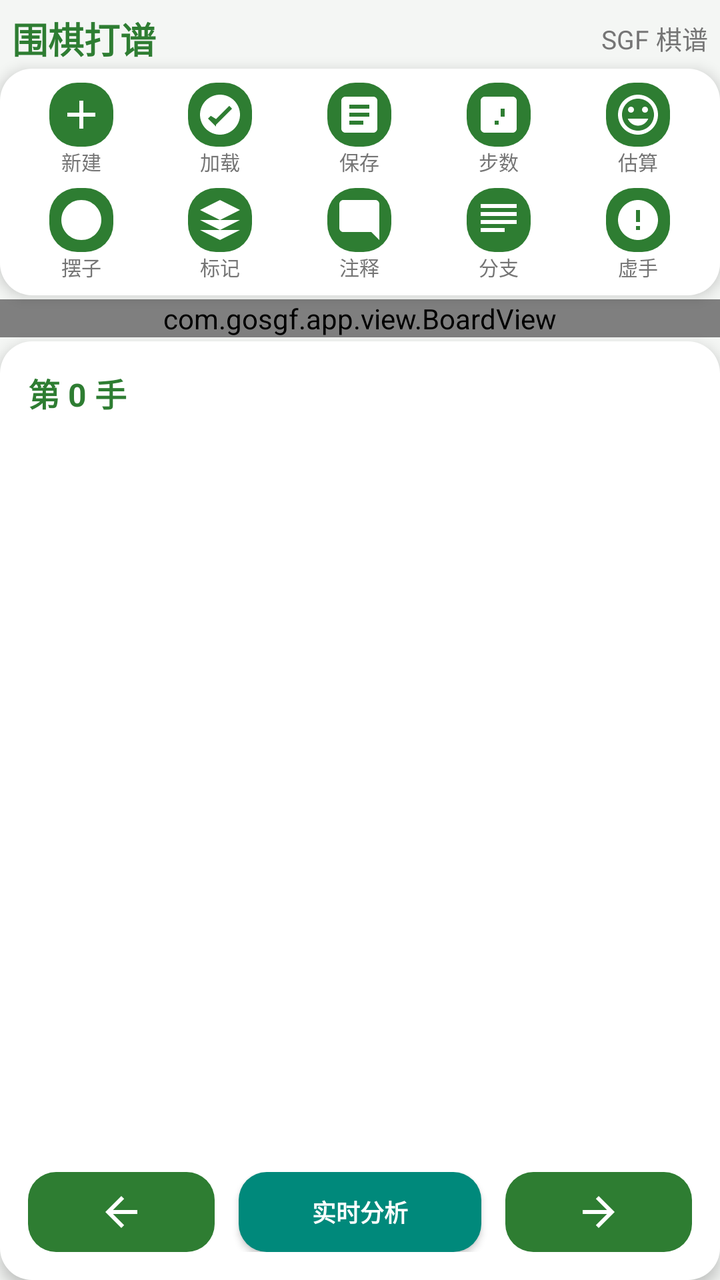
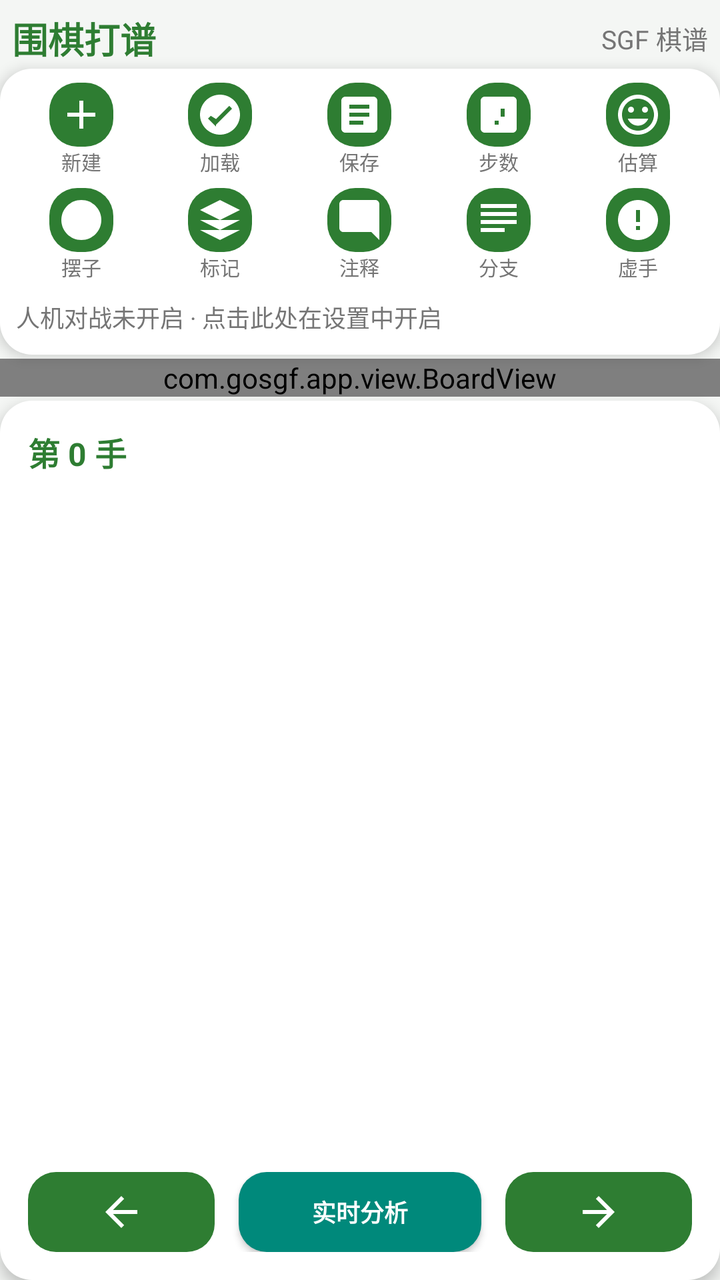

The first picture is an Android layout as it rendered before a commit; the second is the same layout after the commit. The layout source and the unified diff follow.
<!-- AndroidManifest.xml: application theme Theme.GoRecordApp -->
<!-- res/layout/activity_main.xml -->
<?xml version="1.0" encoding="utf-8"?>
<LinearLayout xmlns:android="http://schemas.android.com/apk/res/android"
    xmlns:tools="http://schemas.android.com/tools"
    android:layout_width="match_parent"
    android:layout_height="match_parent"
    android:orientation="vertical"
    android:background="@color/background"
    android:paddingLeft="0dp"
    android:paddingRight="0dp"
    android:paddingTop="6dp"
    android:paddingBottom="0dp"
    tools:context=".MainActivity">

    
    <LinearLayout
        android:layout_width="match_parent"
        android:layout_height="wrap_content"
        android:orientation="horizontal"
        android:gravity="center_vertical"
        android:paddingHorizontal="6dp"
        android:layout_marginBottom="2dp">

        <TextView
            android:layout_width="0dp"
            android:layout_height="wrap_content"
            android:layout_weight="1"
            android:text="@string/app_name"
            android:textSize="18sp"
            android:textStyle="bold"
            android:textColor="@color/colorPrimary" />

        <TextView
            android:layout_width="wrap_content"
            android:layout_height="wrap_content"
            android:text="SGF 棋谱"
            android:textSize="13sp"
            android:textColor="@color/text_secondary" />
    </LinearLayout>

    
    <LinearLayout
        android:layout_width="match_parent"
        android:layout_height="wrap_content"
        android:orientation="vertical"
        android:background="@drawable/bg_card"
        android:elevation="4dp"
        android:padding="6dp"
        android:layout_marginBottom="2dp">

        <LinearLayout
            android:layout_width="match_parent"
            android:layout_height="wrap_content"
            android:orientation="horizontal"
            android:weightSum="5"
            android:layout_marginBottom="4dp">

            <LinearLayout
                android:layout_width="0dp"
                android:layout_height="wrap_content"
                android:layout_weight="1"
                android:orientation="vertical"
                android:gravity="center"
                android:padding="1dp">
                <ImageButton
                    android:id="@+id/btn_new"
                    android:layout_width="32dp"
                    android:layout_height="32dp"
                    android:background="@drawable/btn_secondary"
                    android:src="@drawable/ic_new"
                    android:scaleType="centerInside"
                    android:contentDescription="@string/new_game"
                    android:layout_marginBottom="0dp" />
                <TextView
                    android:layout_width="wrap_content"
                    android:layout_height="wrap_content"
                    android:text="@string/new_game"
                    android:textSize="10sp"
                    android:textColor="@color/text_secondary" />
            </LinearLayout>

            <LinearLayout
                android:layout_width="0dp"
                android:layout_height="wrap_content"
                android:layout_weight="1"
                android:orientation="vertical"
                android:gravity="center"
                android:padding="1dp">
                <ImageButton
                    android:id="@+id/btn_load"
                    android:layout_width="32dp"
                    android:layout_height="32dp"
                    android:background="@drawable/btn_secondary"
                    android:src="@drawable/ic_load"
                    android:scaleType="centerInside"
                    android:contentDescription="@string/load_game"
                    android:layout_marginBottom="0dp" />
                <TextView
                    android:layout_width="wrap_content"
                    android:layout_height="wrap_content"
                    android:text="@string/load_game"
                    android:textSize="10sp"
                    android:textColor="@color/text_secondary" />
            </LinearLayout>

            <LinearLayout
                android:layout_width="0dp"
                android:layout_height="wrap_content"
                android:layout_weight="1"
                android:orientation="vertical"
                android:gravity="center"
                android:padding="1dp">
                <ImageButton
                    android:id="@+id/btn_save"
                    android:layout_width="32dp"
                    android:layout_height="32dp"
                    android:background="@drawable/btn_secondary"
                    android:src="@drawable/ic_save"
                    android:scaleType="centerInside"
                    android:contentDescription="@string/save_game"
                    android:layout_marginBottom="0dp" />
                <TextView
                    android:layout_width="wrap_content"
                    android:layout_height="wrap_content"
                    android:text="@string/save_game"
                    android:textSize="10sp"
                    android:textColor="@color/text_secondary" />
            </LinearLayout>

            <LinearLayout
                android:layout_width="0dp"
                android:layout_height="wrap_content"
                android:layout_weight="1"
                android:orientation="vertical"
                android:gravity="center"
                android:padding="1dp">
                <ImageButton
                    android:id="@+id/btn_show_numbers"
                    android:layout_width="32dp"
                    android:layout_height="32dp"
                    android:background="@drawable/btn_secondary"
                    android:src="@drawable/ic_number"
                    android:scaleType="centerInside"
                    android:contentDescription="@string/show_numbers"
                    android:layout_marginBottom="0dp" />
                <TextView
                    android:layout_width="wrap_content"
                    android:layout_height="wrap_content"
                    android:text="@string/show_numbers"
                    android:textSize="10sp"
                    android:textColor="@color/text_secondary" />
            </LinearLayout>

            <LinearLayout
                android:layout_width="0dp"
                android:layout_height="wrap_content"
                android:layout_weight="1"
                android:orientation="vertical"
                android:gravity="center"
                android:padding="1dp">
                <ImageButton
                    android:id="@+id/btn_score"
                    android:layout_width="32dp"
                    android:layout_height="32dp"
                    android:background="@drawable/btn_secondary"
                    android:src="@drawable/ic_score"
                    android:scaleType="centerInside"
                    android:contentDescription="@string/estimate"
                    android:layout_marginBottom="0dp" />
                <TextView
                    android:layout_width="wrap_content"
                    android:layout_height="wrap_content"
                    android:text="@string/estimate"
                    android:textSize="10sp"
                    android:textColor="@color/text_secondary" />
            </LinearLayout>
        </LinearLayout>

        <LinearLayout
            android:layout_width="match_parent"
            android:layout_height="wrap_content"
            android:orientation="horizontal"
            android:weightSum="5">

            <LinearLayout
                android:layout_width="0dp"
                android:layout_height="wrap_content"
                android:layout_weight="1"
                android:orientation="vertical"
                android:gravity="center"
                android:padding="1dp">
                <ImageButton
                    android:id="@+id/btn_place"
                    android:layout_width="32dp"
                    android:layout_height="32dp"
                    android:background="@drawable/btn_secondary"
                    android:src="@drawable/ic_place"
                    android:scaleType="centerInside"
                    android:contentDescription="@string/place_stones"
                    android:layout_marginBottom="0dp" />
                <TextView
                    android:id="@+id/btn_place_label"
                    android:layout_width="wrap_content"
                    android:layout_height="wrap_content"
                    android:text="@string/place_stones"
                    android:textSize="10sp"
                    android:textColor="@color/text_secondary" />
            </LinearLayout>

            <LinearLayout
                android:layout_width="0dp"
                android:layout_height="wrap_content"
                android:layout_weight="1"
                android:orientation="vertical"
                android:gravity="center"
                android:padding="1dp">
                <ImageButton
                    android:id="@+id/btn_mark"
                    android:layout_width="32dp"
                    android:layout_height="32dp"
                    android:background="@drawable/btn_secondary"
                    android:src="@drawable/ic_mark"
                    android:scaleType="centerInside"
                    android:contentDescription="@string/mark"
                    android:layout_marginBottom="0dp" />
                <TextView
                    android:layout_width="wrap_content"
                    android:layout_height="wrap_content"
                    android:text="@string/mark"
                    android:textSize="10sp"
                    android:textColor="@color/text_secondary" />
            </LinearLayout>

            <LinearLayout
                android:layout_width="0dp"
                android:layout_height="wrap_content"
                android:layout_weight="1"
                android:orientation="vertical"
                android:gravity="center"
                android:padding="1dp">
                <ImageButton
                    android:id="@+id/btn_comment"
                    android:layout_width="32dp"
                    android:layout_height="32dp"
                    android:background="@drawable/btn_secondary"
                    android:src="@drawable/ic_comment"
                    android:scaleType="centerInside"
                    android:contentDescription="@string/comment"
                    android:layout_marginBottom="0dp" />
                <TextView
                    android:layout_width="wrap_content"
                    android:layout_height="wrap_content"
                    android:text="@string/comment"
                    android:textSize="10sp"
                    android:textColor="@color/text_secondary" />
            </LinearLayout>

            <LinearLayout
                android:layout_width="0dp"
                android:layout_height="wrap_content"
                android:layout_weight="1"
                android:orientation="vertical"
                android:gravity="center"
                android:padding="1dp">
                <ImageButton
                    android:id="@+id/btn_delete_branch"
                    android:layout_width="32dp"
                    android:layout_height="32dp"
                    android:background="@drawable/btn_secondary"
                    android:src="@drawable/ic_branch"
                    android:scaleType="centerInside"
                    android:contentDescription="@string/branch"
                    android:layout_marginBottom="0dp" />
                <TextView
                    android:layout_width="wrap_content"
                    android:layout_height="wrap_content"
                    android:text="@string/branch"
                    android:textSize="10sp"
                    android:textColor="@color/text_secondary" />
            </LinearLayout>

            <LinearLayout
                android:layout_width="0dp"
                android:layout_height="wrap_content"
                android:layout_weight="1"
                android:orientation="vertical"
                android:gravity="center"
                android:padding="1dp">
                <ImageButton
                    android:id="@+id/btn_pass"
                    android:layout_width="32dp"
                    android:layout_height="32dp"
                    android:background="@drawable/btn_secondary"
                    android:src="@drawable/ic_pass"
                    android:scaleType="centerInside"
                    android:contentDescription="@string/pass"
                    android:layout_marginBottom="0dp" />
                <TextView
                    android:layout_width="wrap_content"
                    android:layout_height="wrap_content"
                    android:text="@string/pass"
                    android:textSize="10sp"
                    android:textColor="@color/text_secondary" />
            </LinearLayout>
        </LinearLayout>
    </LinearLayout>

    
    <LinearLayout
        android:layout_width="match_parent"
        android:layout_height="0dp"
        android:layout_weight="1"
        android:orientation="vertical">

        <com.gosgf.app.view.BoardView
            android:id="@+id/boardView"
            android:layout_width="match_parent"
            android:layout_height="wrap_content"
            android:layout_gravity="center_horizontal" />

        
        <LinearLayout
            android:layout_width="match_parent"
            android:layout_height="0dp"
            android:layout_weight="1"
            android:orientation="vertical"
            android:background="@drawable/bg_card"
            android:elevation="4dp"
            android:padding="14dp"
            android:layout_marginTop="2dp">

            <TextView
                android:id="@+id/moveCountText"
                android:layout_width="match_parent"
                android:layout_height="wrap_content"
                android:text="第 0 手"
                android:textSize="16sp"
                android:textStyle="bold"
                android:textColor="@color/colorPrimary" />

            <ScrollView
                android:id="@+id/commentScrollView"
                android:layout_width="match_parent"
                android:layout_height="0dp"
                android:layout_weight="1"
                android:layout_marginTop="8dp">

                <TextView
                    android:id="@+id/commentText"
                    android:layout_width="match_parent"
                    android:layout_height="wrap_content"
                    android:textSize="15sp"
                    android:textColor="@color/text_primary"
                    android:lineSpacingExtra="2dp" />
            </ScrollView>

            
            <LinearLayout
                android:layout_width="match_parent"
                android:layout_height="wrap_content"
                android:orientation="horizontal"
                android:gravity="center"
                android:layout_marginTop="12dp">

                <ImageButton
                    android:id="@+id/btn_previous"
                    android:layout_width="0dp"
                    android:layout_height="40dp"
                    android:layout_weight="1"
                    android:layout_marginEnd="6dp"
                    android:background="@drawable/btn_secondary"
                    android:backgroundTint="@null"
                    android:src="@drawable/ic_previous"
                    android:scaleType="centerInside"
                    android:contentDescription="@string/action_previous" />

                <Button
                    android:id="@+id/btn_engine_analyze"
                    android:layout_width="0dp"
                    android:layout_height="40dp"
                    android:layout_weight="1.3"
                    android:layout_marginHorizontal="6dp"
                    android:background="@drawable/btn_primary"
                    android:text="@string/menu_engine_live_off"
                    android:textSize="12sp"
                    android:textStyle="bold"
                    android:textColor="@android:color/white" />

                <ImageButton
                    android:id="@+id/btn_next"
                    android:layout_width="0dp"
                    android:layout_height="40dp"
                    android:layout_weight="1"
                    android:layout_marginStart="6dp"
                    android:background="@drawable/btn_secondary"
                    android:backgroundTint="@null"
                    android:src="@drawable/ic_next"
                    android:scaleType="centerInside"
                    android:contentDescription="@string/action_next" />
            </LinearLayout>
        </LinearLayout>
    </LinearLayout>

</LinearLayout>
<!-- resources referenced by this layout -->
<resources>
  <color name="background">#F4F6F4</color>
  <color name="colorPrimary">#2E7D32</color>
  <color name="text_primary">#212121</color>
  <color name="text_secondary">#757575</color>
  <!-- drawable bg_card (drawable) -->
  <?xml version="1.0" encoding="utf-8"?>
  <shape xmlns:android="http://schemas.android.com/apk/res/android"
      android:shape="rectangle">
      <solid android:color="@android:color/white"/>
      <corners android:radius="16dp"/>
  </shape>
  <!-- drawable ic_branch (drawable) -->
  <vector xmlns:android="http://schemas.android.com/apk/res/android"
      android:width="24dp"
      android:height="24dp"
      android:viewportWidth="24"
      android:viewportHeight="24">
      <path
          android:fillColor="@color/icon_color"
          android:pathData="M3 12h18v2H3zm0-8h18v2H3zm0 4h18v2H3zm0 8h12v2H3z"/>
  </vector>
  <!-- drawable ic_mark (drawable) -->
  <vector xmlns:android="http://schemas.android.com/apk/res/android"
      android:width="24dp"
      android:height="24dp"
      android:viewportWidth="24"
      android:viewportHeight="24">
      <path
          android:fillColor="@color/icon_color"
          android:pathData="M12 2L2 7l10 5 10-5-10-5zM2 17l10 5 10-5M2 12l10 5 10-5"/>
  </vector>
  <!-- drawable ic_new (drawable) -->
  <vector xmlns:android="http://schemas.android.com/apk/res/android"
      android:width="24dp"
      android:height="24dp"
      android:viewportWidth="24"
      android:viewportHeight="24">
      <path
          android:fillColor="@color/icon_color"
          android:pathData="M19 13h-6v6h-2v-6H5v-2h6V5h2v6h6v2z"/>
  </vector>
  <!-- drawable ic_next (drawable) -->
  <vector xmlns:android="http://schemas.android.com/apk/res/android"
      android:width="24dp"
      android:height="24dp"
      android:viewportWidth="24"
      android:viewportHeight="24">
      <path
          android:fillColor="@color/icon_color"
          android:pathData="M12 4l-1.41 1.41L16.17 11H4v2h12.17l-5.58 5.59L12 20l8-8z"/>
  </vector>
  <!-- drawable ic_place (drawable) -->
  <vector xmlns:android="http://schemas.android.com/apk/res/android"
      android:width="24dp"
      android:height="24dp"
      android:viewportWidth="24"
      android:viewportHeight="24">
      <path
          android:fillColor="@color/icon_color"
          android:pathData="M12 2C6.48 2 2 6.48 2 12s4.48 10 10 10 10-4.48 10-10S17.52 2 12 2z"/>
  </vector>
  <!-- drawable ic_previous (drawable) -->
  <vector xmlns:android="http://schemas.android.com/apk/res/android"
      android:width="24dp"
      android:height="24dp"
      android:viewportWidth="24"
      android:viewportHeight="24">
      <path
          android:fillColor="@color/icon_color"
          android:pathData="M20 11H7.83l5.59-5.59L12 4l-8 8 8 8 1.41-1.41L7.83 13H20z"/>
  </vector>
  <string name="action_next">下一步</string>
  <string name="action_previous">上一步</string>
  <string name="app_name">围棋打谱</string>
  <string name="branch">分支</string>
  <string name="comment">注释</string>
  <string name="estimate">估算</string>
  <string name="load_game">加载</string>
  <string name="mark">标记</string>
  <string name="menu_engine_live_off">实时分析</string>
  <string name="new_game">新建</string>
  <string name="pass">虚手</string>
  <string name="place_stones">摆子</string>
  <string name="save_game">保存</string>
  <string name="show_numbers">步数</string>
  <color name="ripple_on_secondary">#40FFFFFF</color>
  <color name="colorSecondary">#00897B</color>
  <color name="ripple_on_primary">#40FFFFFF</color>
  <color name="icon_color">#FFFFFF</color>
  <color name="white">#FFFFFFFF</color>
  <color name="colorPrimaryVariant">#1B5E20</color>
  <color name="colorOnPrimary">#FFFFFF</color>
  <color name="colorSecondaryVariant">#00695C</color>
  <color name="colorOnSecondary">#FFFFFF</color>
  <color name="colorSurface">#FFFFFF</color>
  <color name="colorOnSurface">#212121</color>
  <color name="colorOnBackground">#212121</color>
  <color name="colorError">#B00020</color>
  <color name="colorOnError">#FFFFFF</color>
  <!-- unchanged entries left out for length: 9 -->
</resources>

<!-- the commit's change to res/layout/activity_main.xml (unified diff, before → after) -->
@@ -302,6 +302,28 @@
                     android:textColor="@color/text_secondary" />
             </LinearLayout>
         </LinearLayout>
+
+        
+        <LinearLayout
+            android:layout_width="match_parent"
+            android:layout_height="wrap_content"
+            android:orientation="horizontal"
+            android:gravity="center_vertical"
+            android:layout_marginTop="4dp"
+            android:paddingHorizontal="2dp">
+
+            
+            <TextView
+                android:id="@+id/tv_vs_status"
+                android:layout_width="match_parent"
+                android:layout_height="wrap_content"
+                android:background="?android:attr/selectableItemBackground"
+                android:paddingTop="4dp"
+                android:paddingBottom="4dp"
+                android:text="@string/vs_status_off"
+                android:textSize="12sp"
+                android:textColor="@color/text_secondary" />
+        </LinearLayout>
     </LinearLayout>
 
     
<!-- resource entries referenced after the edit -->
@@ -85,6 +85,7 @@
   <string name="place_stones">摆子</string>
   <string name="save_game">保存</string>
   <string name="show_numbers">步数</string>
+  <string name="vs_status_off">人机对战未开启 · 点击此处在设置中开启</string>
   <color name="ripple_on_secondary">#40FFFFFF</color>
   <color name="colorSecondary">#00897B</color>
   <color name="ripple_on_primary">#40FFFFFF</color>
